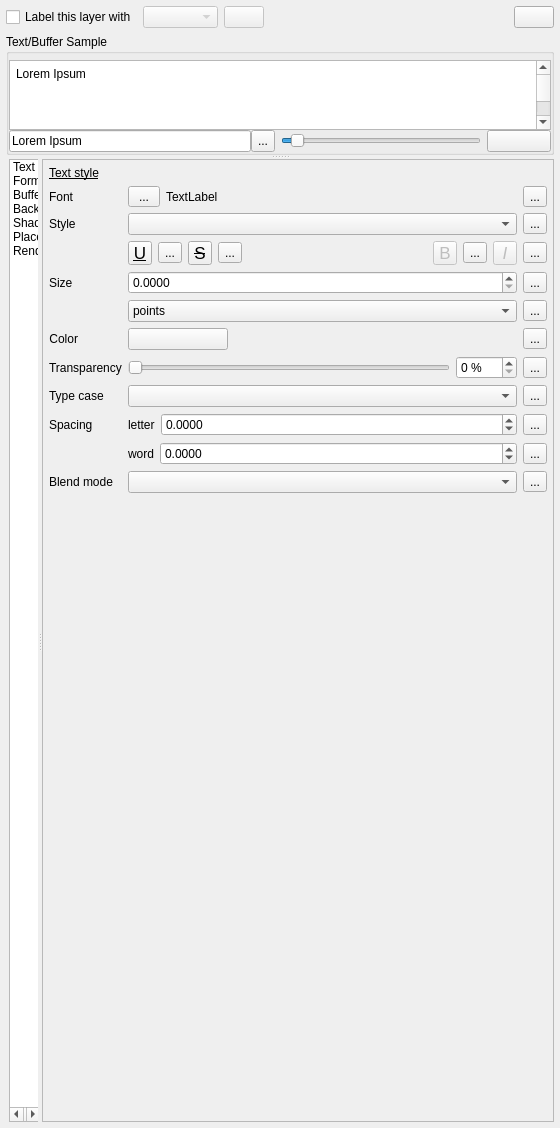
First picture: the form in src/ui/qgslabelingguibase.ui, repository carsmie/QGIS, before the edit.
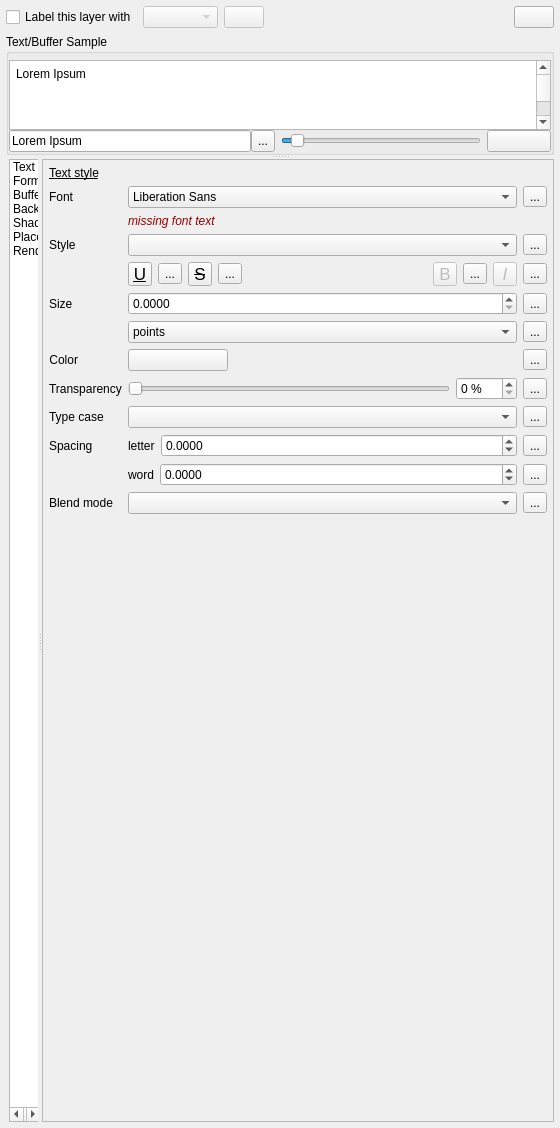
Second picture: the form after the edit. Icons and pictures are not drawn. Custom widgets are drawn as their Qt base class.

Commit message:
Add user notification when defined labeling font is not found on system, then substituted
- [API] add signal to QgsVectorLayer that is emitted when its labeling font is not found
- Message bar notification on first rendering of layer offers link to open layer's labeling dialog
- Add 'font not found' notification to labeling dialog
- Labeling dialog defaults to 'Text style' section when font is not found, to show notice
- Substituted font is not saved with project, unless user applies changes.
- Change labeling gui font selector dialog to font family combobox (since only family is being chosen)

The edit to the form file:
```diff
--- a/src/ui/qgslabelingguibase.ui
+++ b/src/ui/qgslabelingguibase.ui
@@ -667,7 +667,7 @@
                          <property name="margin">
                           <number>0</number>
                          </property>
-                         <item row="8" column="1" colspan="2">
+                         <item row="9" column="1" colspan="2">
                           <layout class="QHBoxLayout" name="horizontalLayout_14">
                            <item>
                             <widget class="QLabel" name="mFontLetterSpacingLabel">
@@ -713,30 +713,7 @@
                            </item>
                           </layout>
                          </item>
-                         <item row="10" column="1">
-                          <widget class="QgsBlendModeComboBox" name="comboBlendMode"/>
-                         </item>
-                         <item row="1" column="2">
-                          <widget class="QgsDataDefinedButton" name="mFontStyleDDBtn">
-                           <property name="text">
-                            <string>...</string>
-                           </property>
-                          </widget>
-                         </item>
-                         <item row="3" column="0">
-                          <widget class="QLabel" name="mFontSizeLabel">
-                           <property name="sizePolicy">
-                            <sizepolicy hsizetype="Maximum" vsizetype="Preferred">
-                             <horstretch>0</horstretch>
-                             <verstretch>0</verstretch>
-                            </sizepolicy>
-                           </property>
-                           <property name="text">
-                            <string>Size</string>
-                           </property>
-                          </widget>
-                         </item>
-                         <item row="3" column="1">
+                         <item row="4" column="1">
                           <widget class="QDoubleSpinBox" name="mFontSizeSpinBox">
                            <property name="sizePolicy">
                             <sizepolicy hsizetype="Expanding" vsizetype="Fixed">
@@ -758,7 +735,7 @@
                            </property>
                           </widget>
                          </item>
-                         <item row="1" column="0">
+                         <item row="2" column="0">
                           <widget class="QLabel" name="mFontStyleLabel">
                            <property name="sizePolicy">
                             <sizepolicy hsizetype="Maximum" vsizetype="Preferred">
@@ -771,7 +748,7 @@
                            </property>
                           </widget>
                          </item>
-                         <item row="7" column="1">
+                         <item row="8" column="1">
                           <widget class="QComboBox" name="mFontCapitalsComboBox">
                            <property name="enabled">
                             <bool>true</bool>
@@ -793,7 +770,7 @@
                            </property>
                           </widget>
                          </item>
-                         <item row="6" column="0">
+                         <item row="7" column="0">
                           <widget class="QLabel" name="mFontTranspLabel">
                            <property name="enabled">
                             <bool>true</bool>
@@ -819,7 +796,7 @@
                            </property>
                           </widget>
                          </item>
-                         <item row="1" column="1">
+                         <item row="2" column="1">
                           <widget class="QComboBox" name="mFontStyleComboBox">
                            <property name="sizePolicy">
                             <sizepolicy hsizetype="Expanding" vsizetype="Fixed">
@@ -847,29 +824,22 @@
                            </property>
                           </widget>
                          </item>
-                         <item row="7" column="2">
+                         <item row="8" column="2">
                           <widget class="QgsDataDefinedButton" name="mFontCaseDDBtn">
                            <property name="text">
                             <string>...</string>
                            </property>
                           </widget>
                          </item>
-                         <item row="4" column="2">
-                          <widget class="QgsDataDefinedButton" name="mFontUnitsDDBtn">
-                           <property name="text">
-                            <string>...</string>
-                           </property>
-                          </widget>
-                         </item>
                          <item row="5" column="2">
-                          <widget class="QgsDataDefinedButton" name="mFontColorDDBtn">
+                          <widget class="QgsDataDefinedButton" name="mFontUnitsDDBtn">
                            <property name="text">
                             <string>...</string>
                            </property>
                           </widget>
                          </item>
                          <item row="6" column="2">
-                          <widget class="QgsDataDefinedButton" name="mFontTranspDDBtn">
+                          <widget class="QgsDataDefinedButton" name="mFontColorDDBtn">
                            <property name="text">
                             <string>...</string>
                            </property>
@@ -882,45 +852,14 @@
                            </property>
                           </widget>
                          </item>
-                         <item row="0" column="1">
-                          <widget class="QFrame" name="mFontFamilyFrame">
-                           <layout class="QHBoxLayout" name="horizontalLayout_5">
-                            <property name="margin">
-                             <number>0</number>
-                            </property>
-                            <item>
-                             <widget class="QToolButton" name="btnChangeFont">
-                              <property name="minimumSize">
-                               <size>
-                                <width>32</width>
-                                <height>0</height>
-                               </size>
-                              </property>
-                              <property name="text">
-                               <string>...</string>
-                              </property>
-                             </widget>
-                            </item>
-                            <item>
-                             <widget class="QLabel" name="lblFontName">
-                              <property name="sizePolicy">
-                               <sizepolicy hsizetype="Expanding" vsizetype="Preferred">
-                                <horstretch>0</horstretch>
-                                <verstretch>0</verstretch>
-                               </sizepolicy>
-                              </property>
-                              <property name="text">
-                               <string>TextLabel</string>
-                              </property>
-                              <property name="alignment">
-                               <set>Qt::AlignLeading|Qt::AlignLeft|Qt::AlignVCenter</set>
-                              </property>
-                             </widget>
-                            </item>
-                           </layout>
+                         <item row="7" column="2">
+                          <widget class="QgsDataDefinedButton" name="mFontTranspDDBtn">
+                           <property name="text">
+                            <string>...</string>
+                           </property>
                           </widget>
                          </item>
-                         <item row="6" column="1">
+                         <item row="7" column="1">
                           <widget class="QFrame" name="frame">
                            <property name="sizePolicy">
                             <sizepolicy hsizetype="Preferred" vsizetype="Maximum">
@@ -979,7 +918,7 @@
                            </layout>
                           </widget>
                          </item>
-                         <item row="7" column="0">
+                         <item row="8" column="0">
                           <widget class="QLabel" name="mFontCapitalsLabel">
                            <property name="sizePolicy">
                             <sizepolicy hsizetype="Maximum" vsizetype="Preferred">
@@ -992,7 +931,14 @@
                            </property>
                           </widget>
                          </item>
-                         <item row="5" column="0">
+                         <item row="11" column="2">
+                          <widget class="QgsDataDefinedButton" name="mFontBlendModeDDBtn">
+                           <property name="text">
+                            <string>...</string>
+                           </property>
+                          </widget>
+                         </item>
+                         <item row="6" column="0">
                           <widget class="QLabel" name="mFontColorLabel">
                            <property name="sizePolicy">
                             <sizepolicy hsizetype="Maximum" vsizetype="Preferred">
@@ -1008,7 +954,7 @@
                            </property>
                           </widget>
                          </item>
-                         <item row="4" column="1">
+                         <item row="5" column="1">
                           <widget class="QComboBox" name="mFontSizeUnitComboBox">
                            <property name="sizePolicy">
                             <sizepolicy hsizetype="Preferred" vsizetype="Fixed">
@@ -1028,21 +974,21 @@
                            </item>
                           </widget>
                          </item>
-                         <item row="10" column="2">
-                          <widget class="QgsDataDefinedButton" name="mFontBlendModeDDBtn">
+                         <item row="4" column="2">
+                          <widget class="QgsDataDefinedButton" name="mFontSizeDDBtn">
                            <property name="text">
                             <string>...</string>
                            </property>
                           </widget>
                          </item>
-                         <item row="8" column="0">
+                         <item row="9" column="0">
                           <widget class="QLabel" name="label_10">
                            <property name="text">
                             <string>Spacing</string>
                            </property>
                           </widget>
                          </item>
-                         <item row="5" column="1">
+                         <item row="6" column="1">
                           <widget class="QgsColorButton" name="btnTextColor">
                            <property name="sizePolicy">
                             <sizepolicy hsizetype="Fixed" vsizetype="Fixed">
@@ -1064,21 +1010,14 @@
                            </property>
                           </widget>
                          </item>
-                         <item row="3" column="2">
-                          <widget class="QgsDataDefinedButton" name="mFontSizeDDBtn">
-                           <property name="text">
-                            <string>...</string>
-                           </property>
-                          </widget>
-                         </item>
-                         <item row="10" column="0">
+                         <item row="11" column="0">
                           <widget class="QLabel" name="labelBlendMode">
                            <property name="text">
                             <string>Blend mode</string>
                            </property>
                           </widget>
                          </item>
-                         <item row="9" column="1" colspan="2">
+                         <item row="10" column="1" colspan="2">
                           <layout class="QHBoxLayout" name="horizontalLayout_15">
                            <item>
                             <widget class="QLabel" name="mFontWordSpacingLabel">
@@ -1124,7 +1063,7 @@
                            </item>
                           </layout>
                          </item>
-                         <item row="2" column="1" colspan="2">
+                         <item row="3" column="1" colspan="2">
                           <layout class="QHBoxLayout" name="horizontalLayout_13">
                            <item>
                             <widget class="QToolButton" name="mFontUnderlineBtn">
@@ -1306,6 +1245,65 @@
                            </item>
                           </layout>
                          </item>
+                         <item row="11" column="1">
+                          <widget class="QgsBlendModeComboBox" name="comboBlendMode"/>
+                         </item>
+                         <item row="2" column="2">
+                          <widget class="QgsDataDefinedButton" name="mFontStyleDDBtn">
+                           <property name="text">
+                            <string>...</string>
+                           </property>
+                          </widget>
+                         </item>
+                         <item row="4" column="0">
+                          <widget class="QLabel" name="mFontSizeLabel">
+                           <property name="sizePolicy">
+                            <sizepolicy hsizetype="Maximum" vsizetype="Preferred">
+                             <horstretch>0</horstretch>
+                             <verstretch>0</verstretch>
+                            </sizepolicy>
+                           </property>
+                           <property name="text">
+                            <string>Size</string>
+                           </property>
+                          </widget>
+                         </item>
+                         <item row="1" column="1">
+                          <widget class="QFrame" name="mFontFamilyFrame">
+                           <layout class="QHBoxLayout" name="horizontalLayout_5">
+                            <property name="margin">
+                             <number>0</number>
+                            </property>
+                            <item>
+                             <widget class="QLabel" name="mFontMissingLabel">
+                              <property name="sizePolicy">
+                               <sizepolicy hsizetype="Expanding" vsizetype="Preferred">
+                                <horstretch>0</horstretch>
+                                <verstretch>0</verstretch>
+                               </sizepolicy>
+                              </property>
+                              <property name="styleSheet">
+                               <string notr="true">color: #990000;
+font-style: italic;</string>
+                              </property>
+                              <property name="text">
+                               <string notr="true">missing font text</string>
+                              </property>
+                              <property name="alignment">
+                               <set>Qt::AlignLeading|Qt::AlignLeft|Qt::AlignVCenter</set>
+                              </property>
+                             </widget>
+                            </item>
+                           </layout>
+                          </widget>
+                         </item>
+                         <item row="0" column="1">
+                          <widget class="QFontComboBox" name="mFontFamilyCmbBx">
+                           <property name="editable">
+                            <bool>false</bool>
+                           </property>
+                          </widget>
+                         </item>
                         </layout>
                        </widget>
                       </item>
```
Left out of the diff: 8 changed lines with no effect on the pictures. The commit also changes 10 other files.
